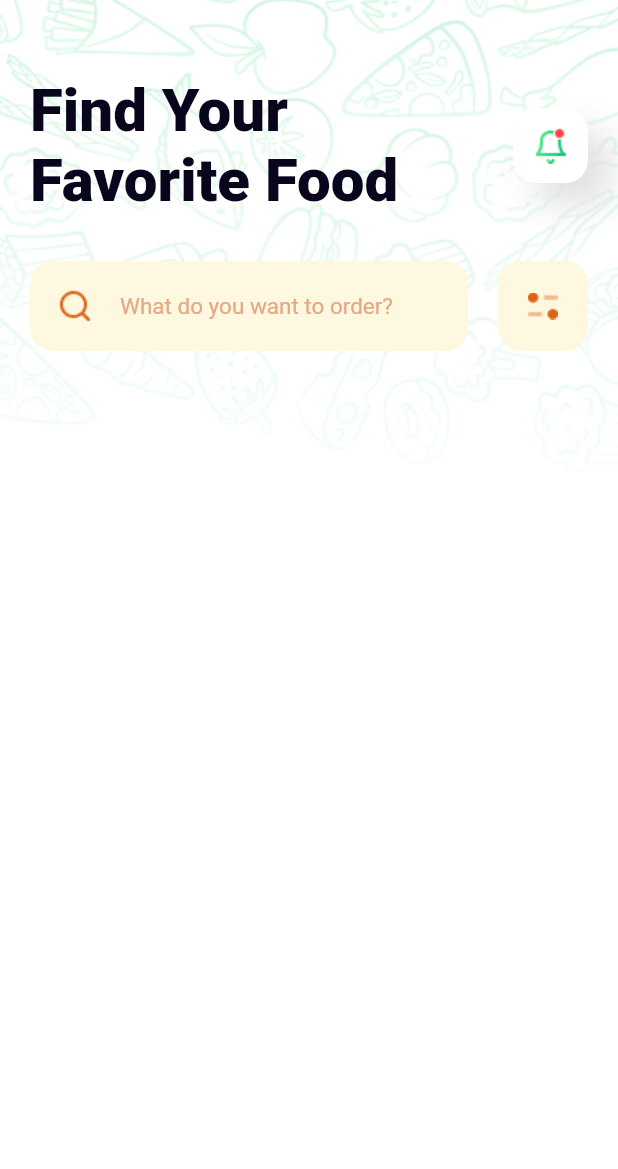
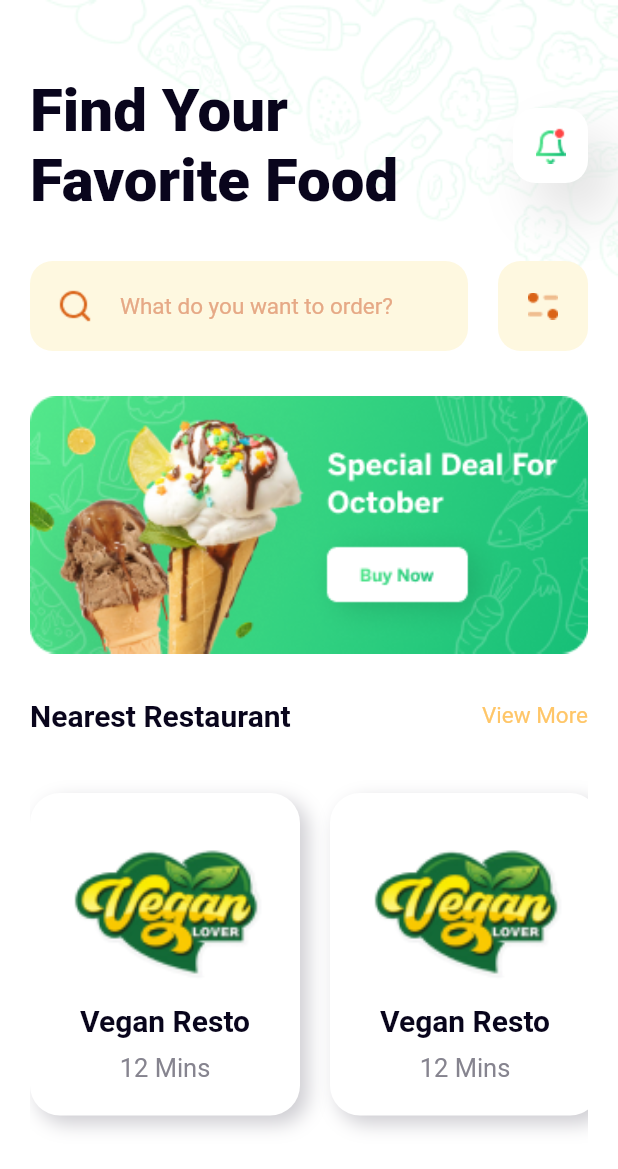
Before and after one commit to fidelity2851/Food_App, a Flutter app: the screen it shows after launch, on a phone screen of 412 x 824 dp. Shown: the top 1169 px of the screen. Run offline on Flutter 3.47's test engine with Material 2 defaults, Android fonts, the phone set to English and light mode, and no system bars.

Commit message:
Still working on home screen

```diff
--- /dev/null
+++ b/lib/commponents/page_header.dart
@@ -0,0 +1,46 @@
+import 'package:flutter/material.dart';
+import 'package:food_app/utitlity/variables.dart';
+
+
+
+class PageHeader extends StatelessWidget {
+  const PageHeader({
+    super.key,
+  });
+
+  @override
+  Widget build(BuildContext context) {
+    return Row(
+      mainAxisAlignment: MainAxisAlignment.spaceBetween,
+      crossAxisAlignment: CrossAxisAlignment.center,
+      children: [
+        Text(
+          'Find Your \nFavorite Food',
+          style: TextStyle(
+            color: AppColor.Black,
+            fontSize: 40,
+            fontWeight: FontWeight.w800,
+          ),
+        ),
+        Container(
+          width: 50,
+          height: 50,
+          decoration: BoxDecoration(
+              color: AppColor.White,
+              borderRadius: BorderRadius.circular(15),
+              boxShadow: [
+                BoxShadow(
+                  color: AppColor.Light,
+                  offset: const Offset(15, 20),
+                  blurRadius: 30,
+                )
+              ]),
+          child: const Image(
+            width: 30,
+            image: AssetImage('assets/images/Notification.png'),
+          ),
+        )
+      ],
+    );
+  }
+}
--- /dev/null
+++ b/lib/commponents/page_pattern.dart
@@ -0,0 +1,31 @@
+import 'package:flutter/material.dart';
+import 'package:food_app/utitlity/variables.dart';
+
+class PagePattern extends StatelessWidget {
+  const PagePattern({
+    super.key,
+    required this.winSize,
+    required this.content,
+  });
+
+  final Size winSize;
+  final Widget content;
+
+  @override
+  Widget build(BuildContext context) {
+    return Container(
+      padding: const EdgeInsets.symmetric(horizontal: DefaultPadding),
+      width: winSize.width,
+      height: winSize.height,
+      decoration: const BoxDecoration(
+        color: Colors.white,
+        image: DecorationImage(
+          image: AssetImage('assets/images/pattern2.png'),
+          fit: BoxFit.contain,
+          alignment: Alignment.topRight,
+        ),
+      ),
+      child: content,
+    );
+  }
+}
--- /dev/null
+++ b/lib/commponents/page_with_view_button.dart
@@ -0,0 +1,38 @@
+import 'package:flutter/material.dart';
+import 'package:food_app/utitlity/variables.dart';
+
+class TitleWithMoreButton extends StatelessWidget {
+  const TitleWithMoreButton({
+    super.key,
+    required this.title,
+    required this.more,
+  });
+
+  final String title;
+  final String more;
+
+  @override
+  Widget build(BuildContext context) {
+    return Row(
+      mainAxisAlignment: MainAxisAlignment.spaceBetween,
+      children: [
+        Text(
+          title,
+          style: TextStyle(
+            color: AppColor.Black,
+            fontSize: 20,
+            fontWeight: FontWeight.w600,
+          ),
+        ),
+        Text(
+          more,
+          style: TextStyle(
+            color: AppColor.Secondary2,
+            fontSize: 15,
+            fontWeight: FontWeight.w400,
+          ),
+        ),
+      ],
+    );
+  }
+}
--- /dev/null
+++ b/lib/commponents/restaurant_item.dart
@@ -0,0 +1,63 @@
+import 'package:flutter/material.dart';
+import 'package:food_app/utitlity/variables.dart';
+
+
+class RestaurantItem extends StatelessWidget {
+  const RestaurantItem({
+    super.key,
+    required this.imagePath,
+    required this.name,
+    required this.time,
+  });
+
+  final String imagePath;
+  final String name;
+  final String time;
+
+  @override
+  Widget build(BuildContext context) {
+    return Container(
+      margin: const EdgeInsets.only(right: 20),
+      padding: const EdgeInsets.symmetric(
+        vertical: 20,
+        horizontal: 20,
+      ),
+      decoration: BoxDecoration(
+          color: AppColor.White,
+          borderRadius: BorderRadius.circular(20),
+          boxShadow: [
+            BoxShadow(
+              color: AppColor.Black4,
+              offset: const Offset(5, 5),
+              blurRadius: 10,
+            ),
+          ]),
+      child: Column(
+        children: [
+          Image(
+              width: 140,
+              height: 120,
+              fit: BoxFit.contain,
+              image: AssetImage(imagePath)),
+          Text(
+            name,
+            style: TextStyle(
+              color: AppColor.Black,
+              fontSize: 20,
+              fontWeight: FontWeight.w600,
+            ),
+          ),
+          const SizedBox(height: 10),
+          Text(
+            time,
+            style: TextStyle(
+              color: AppColor.Black3,
+              fontSize: 17,
+              fontWeight: FontWeight.w400,
+            ),
+          )
+        ],
+      ),
+    );
+  }
+}
--- a/lib/screens/home_screen.dart
+++ b/lib/screens/home_screen.dart
@@ -1,5 +1,8 @@
 import 'package:flutter/material.dart';
-import 'package:food_app/commponents/background_pattern.dart';
+import 'package:food_app/commponents/page_header.dart';
+import 'package:food_app/commponents/page_pattern.dart';
+import 'package:food_app/commponents/page_with_view_button.dart';
+import 'package:food_app/commponents/restaurant_item.dart';
 import 'package:food_app/utitlity/variables.dart';
 
 class HomeScreen extends StatelessWidget {
@@ -9,46 +12,22 @@ class HomeScreen extends StatelessWidget {
   Widget build(BuildContext context) {
     final Size winSize = MediaQuery.of(context).size;
     return Scaffold(
-      body: BackgroundPattern(
+      body: SingleChildScrollView(
+        scrollDirection: Axis.vertical,
+        child: PagePattern(
           winSize: winSize,
           content: Column(
+            crossAxisAlignment: CrossAxisAlignment.center,
             children: [
               const SizedBox(height: 50),
+
+              // Page Header
+              const PageHeader(),
+
+              const SizedBox(height: 30),
+
+              // Search Box and Filter Bar
               Row(
-              mainAxisAlignment: MainAxisAlignment.spaceBetween,
-              crossAxisAlignment: CrossAxisAlignment.center,
-              children: [
-                Text(
-                  'Find Your \nFavorite Food',
-                  style: TextStyle(
-                    color: AppColor.Black,
-                    fontSize: 40,
-                    fontWeight: FontWeight.w800,
-                  ),
-                ),
-                Container(
-                  width: 50,
-                  height: 50,
-                  decoration: BoxDecoration(
-                      color: AppColor.White,
-                      borderRadius: BorderRadius.circular(15),
-                      boxShadow: [
-                        BoxShadow(
-                          color: AppColor.Light,
-                          offset: const Offset(15, 15),
-                          blurRadius: 20,
-                        )
-                      ]),
-                  child: const Image(
-                    width: 30,
-                    image: AssetImage('assets/images/Notification.png'),
-                  ),
-                )
-              ],
-            ),
-            const SizedBox(height: 30),
-            Row(
-              mainAxisAlignment: MainAxisAlignment.spaceBetween,
                 crossAxisAlignment: CrossAxisAlignment.center,
                 children: [
                   Expanded(
@@ -103,8 +82,56 @@ class HomeScreen extends StatelessWidget {
                     ),
                   )
                 ],
-            )
+              ),
+
+              const SizedBox(height: 30),
+
+              // Advert Banner
+              SizedBox(
+                width: winSize.width,
+                child: const Image(
+                  fit: BoxFit.contain,
+                  image: AssetImage('assets/images/Promo_Advertising.png'),
+                ),
+              ),
+
+              const SizedBox(height: 30),
+
+              // Title with More Button
+              const TitleWithMoreButton(
+                title: 'Nearest Restaurant',
+                more: 'View More',
+              ),
+
+              const SizedBox(height: 20),
+
+              // Popular Restaurants
+              SizedBox(
+                height: 255,
+                child: ListView(
+                  scrollDirection: Axis.horizontal,
+                  padding: const EdgeInsets.symmetric(vertical: DefaultPadding),
+                  children: const [
+                    RestaurantItem(
+                      imagePath: 'assets/images/Restaurant1.png',
+                      name: 'Vegan Resto',
+                      time: '12 Mins',
+                    ),
+                    RestaurantItem(
+                      imagePath: 'assets/images/Restaurant1.png',
+                      name: 'Vegan Resto',
+                      time: '12 Mins',
+                    ),
+                    RestaurantItem(
+                      imagePath: 'assets/images/Restaurant1.png',
+                      name: 'Vegan Resto',
+                      time: '12 Mins',
+                    ),
                   ],
+                ),
+              ),
+            ],
+          ),
         ),
       ),
     );
```
Also changed, not shown: assets/images/Promo_Advertising.png (added), assets/images/Restaurant1.png (added), assets/images/Restaurant2.png (added), assets/images/Restaurant3.png (added), assets/images/pattern2.png (added). Lines whose indentation alone changed are shown as unchanged.
